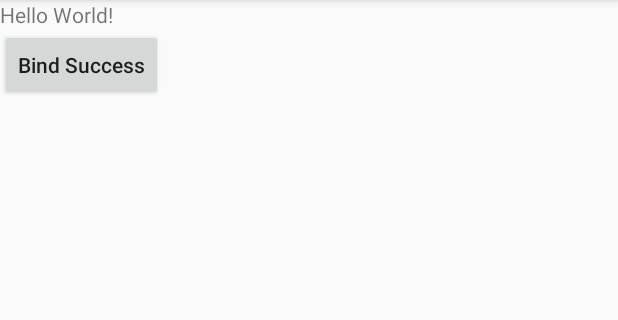
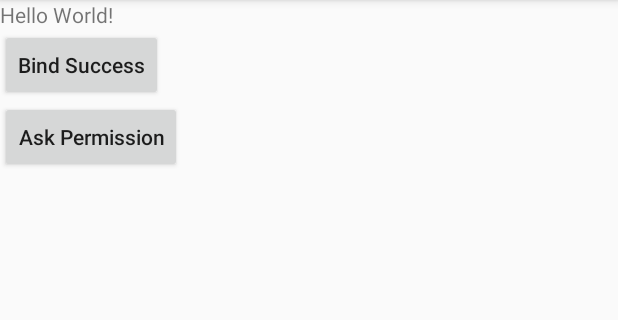
Before and after one commit to fhlkm/AIDLServer, an Android app: the screen it shows after launch (MainActivity), on a phone screen of 412 x 824 dp, the part 84-404 px from its top. Run offline under Robolectric (Android 15) with nearby library versions, the phone set to English and light mode, and no system bars.

Commit message:
ask permission

```diff
--- a/app/src/main/res/layout/activity_main.xml
+++ b/app/src/main/res/layout/activity_main.xml
@@ -24,6 +24,13 @@
             android:layout_width="wrap_content"
             android:layout_height="wrap_content"
             android:textAllCaps="false"/>
+
+        <Button
+            android:id="@+id/ask_permission"
+            android:text="Ask Permission"
+            android:layout_width="wrap_content"
+            android:layout_height="wrap_content"
+            android:textAllCaps="false"/>
 </LinearLayout>
 
 </android.support.constraint.ConstraintLayout>
```
Also changed, not shown: app/src/main/java/com/looppay/MainActivity.kt (+29 -0 lines).
